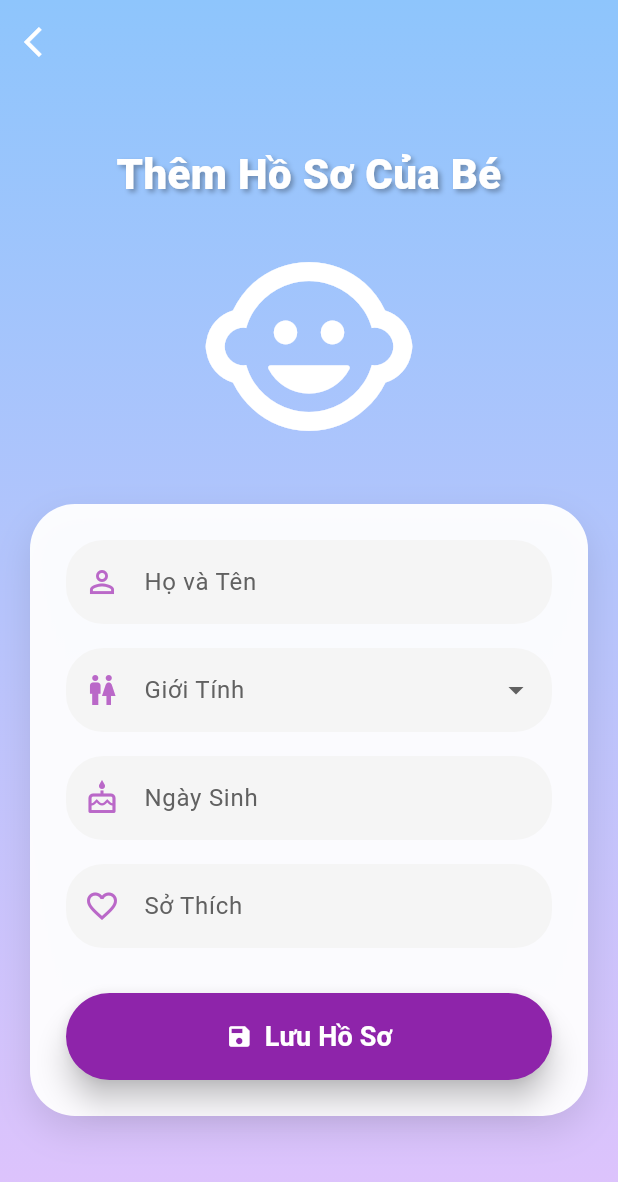
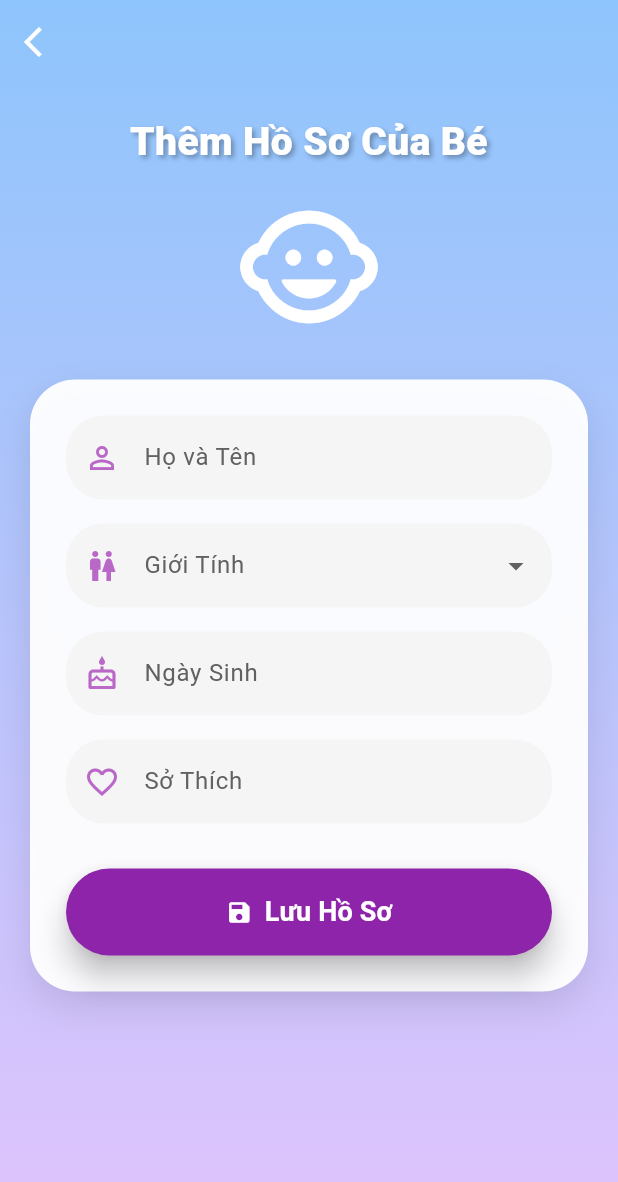
Before and after one commit to tuyen52/ung_dung_giao_duc, a Flutter app: the RegisterChildScreen screen opened directly, on a phone screen of 412 x 824 dp. Shown: the top 1182 px of the screen. Run offline on Flutter 3.47's test engine with Material 3 defaults, Android fonts, the phone set to English and light mode, and no system bars; our stand-ins replace audioplayers, firebase_auth, firebase_core, firebase_database, flutter_animate, google_fonts; accounts and stored records are empty.

Commit message:
chinh sua tuong thich

```diff
--- a/lib/game/plant_care/plant_care_launcher.dart
+++ b/lib/game/plant_care/plant_care_launcher.dart
@@ -45,7 +45,7 @@ class _PlantCareGameLauncherState extends State<PlantCareGameLauncher> {
   };
 
   Future<void> _finishAndSave(int correct, int wrong) async {
-    final raw = correct * 5 - wrong * 5;
+    final raw = correct * 3 - wrong * 3;
     final score = raw < 0 ? 0 : raw;
 
     await GameSessionService().saveAndReward(
--- a/lib/home_shell.dart
+++ b/lib/home_shell.dart
@@ -27,7 +27,7 @@ class _HomeShellState extends State<HomeShell> {
   @override
   Widget build(BuildContext context) {
     return Scaffold(
-      extendBody: true,
+      // extendBody: true, // <- DÒNG NÀY ĐÃ BỊ XÓA ĐỂ SỬA LỖI
       body: IndexedStack(
         index: _index,
         children: _pages,
--- a/lib/screens/game_result_screen.dart
+++ b/lib/screens/game_result_screen.dart
@@ -58,6 +58,7 @@ class GameResultScreen extends StatelessWidget {
           ),
         ),
         child: Center(
+          child: SingleChildScrollView( // <<< SỬA Ở ĐÂY
             child: Padding(
               padding: const EdgeInsets.all(24),
               child: Column(
@@ -160,6 +161,7 @@ class GameResultScreen extends StatelessWidget {
             ),
           ),
         ),
+      ),
     );
   }
 
--- a/lib/screens/register_child_screen.dart
+++ b/lib/screens/register_child_screen.dart
@@ -119,11 +119,13 @@ class _RegisterChildScreenState extends State<RegisterChildScreen> {
                   child: IntrinsicHeight(
                     child: Column(
                       children: [
-                        const SizedBox(height: 40),
+                        // --- THAY ĐỔI BẮT ĐẦU TỪ ĐÂY ---
+
+                        const SizedBox(height: 20), // Giảm khoảng trống trên cùng
                         Text(
                           'Thêm Hồ Sơ Của Bé',
                           style: GoogleFonts.balsamiqSans(
-                            fontSize: 28,
+                            fontSize: 26, // Giảm kích thước font
                             fontWeight: FontWeight.w800,
                             color: Colors.white,
                             shadows: [
@@ -136,14 +138,16 @@ class _RegisterChildScreenState extends State<RegisterChildScreen> {
                           ),
                           textAlign: TextAlign.center,
                         ),
-                        const SizedBox(height: 20),
-                        // Using a playful icon for a kid-friendly look
+                        const SizedBox(height: 15), // Giảm khoảng trống
                         const Icon(
                           Icons.child_care_rounded,
-                          size: 150,
+                          size: 100, // Giảm kích thước icon
                           color: Colors.white,
                         ),
-                        const SizedBox(height: 30),
+                        const SizedBox(height: 25), // Giảm khoảng trống
+
+                        // --- THAY ĐỔI KẾT THÚC TẠI ĐÂY ---
+
                         Container(
                           padding: const EdgeInsets.all(24),
                           margin: const EdgeInsets.symmetric(horizontal: 20),
@@ -211,7 +215,7 @@ class _RegisterChildScreenState extends State<RegisterChildScreen> {
                             ),
                           ),
                         ),
-                        const Spacer(), // Pushes content to the top and fills space
+                        const Spacer(),
                       ],
                     ),
                   ),
--- a/lib/screens/time_screen.dart
+++ b/lib/screens/time_screen.dart
@@ -139,6 +139,7 @@ class _TimeScreenState extends State<TimeScreen> with SingleTickerProviderStateM
           ),
         ),
         child: SafeArea(
+          child: SingleChildScrollView( // <<< SỬA Ở ĐÂY
             child: Padding(
               padding: const EdgeInsets.all(24),
               child: Column(
@@ -206,7 +207,7 @@ class _TimeScreenState extends State<TimeScreen> with SingleTickerProviderStateM
                       ),
                     ),
                   ),
-                const Spacer(),
+                  const SizedBox(height: 48), // Dùng SizedBox thay cho Spacer trong SingleChildScrollView
                   Text(
                     'Lưu ý: Đến đúng giờ đã đặt, ứng dụng sẽ thông báo ngắn và tự đăng xuất về màn Đăng nhập.',
                     textAlign: TextAlign.center,
@@ -214,6 +215,7 @@ class _TimeScreenState extends State<TimeScreen> with SingleTickerProviderStateM
                   ),
                   const SizedBox(height: 12),
                 ],
+              ),
             ),
           ),
         ),
```
Lines whose indentation alone changed are shown as unchanged.
